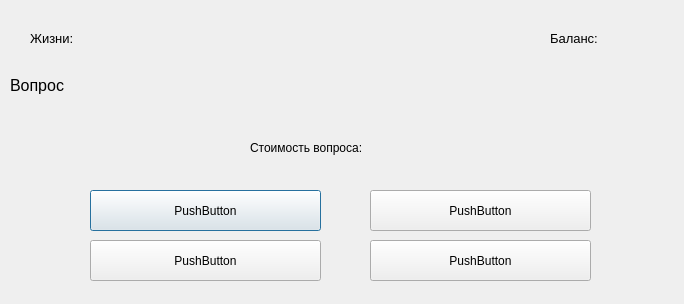
Before: the Qt Designer form ui_ui_files/questions_window_ui.ui in DelZeiT/How_to_become_a_millionaire, drawn with Qt 5.
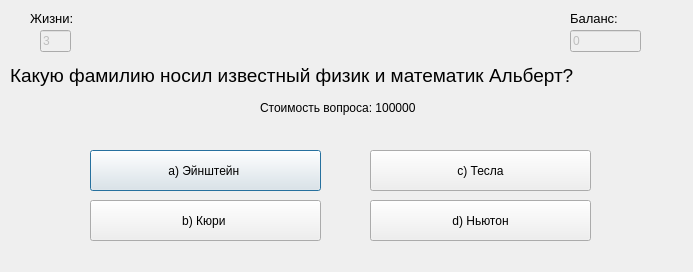
After: the same form once the commit is applied.

Commit message: Попытался добавить открывание окна после выбора ответа на первый вопрос.

Diff of the .ui file:
```diff
--- a/ui_ui_files/questions_window_ui.ui
+++ b/ui_ui_files/questions_window_ui.ui
@@ -6,8 +6,8 @@
    <rect>
     <x>0</x>
     <y>0</y>
-    <width>684</width>
-    <height>304</height>
+    <width>693</width>
+    <height>272</height>
    </rect>
   </property>
   <property name="windowTitle">
@@ -17,25 +17,25 @@
    <property name="geometry">
     <rect>
      <x>10</x>
-     <y>60</y>
-     <width>651</width>
+     <y>50</y>
+     <width>681</width>
      <height>51</height>
     </rect>
    </property>
    <property name="font">
     <font>
-     <pointsize>12</pointsize>
+     <pointsize>14</pointsize>
     </font>
    </property>
    <property name="text">
-    <string>Вопрос</string>
+    <string>Какую фамилию носил известный физик и математик Альберт? </string>
    </property>
   </widget>
   <widget class="QLabel" name="label_2">
    <property name="geometry">
     <rect>
      <x>30</x>
-     <y>30</y>
+     <y>10</y>
      <width>61</width>
      <height>16</height>
     </rect>
@@ -52,8 +52,8 @@
   <widget class="QLabel" name="label_3">
    <property name="geometry">
     <rect>
-     <x>550</x>
-     <y>30</y>
+     <x>570</x>
+     <y>10</y>
      <width>71</width>
      <height>16</height>
     </rect>
@@ -71,65 +71,97 @@
    <property name="geometry">
     <rect>
      <x>90</x>
-     <y>190</y>
+     <y>150</y>
      <width>231</width>
      <height>41</height>
     </rect>
    </property>
    <property name="text">
-    <string>PushButton</string>
+    <string>a) Эйнштейн </string>
    </property>
   </widget>
   <widget class="QPushButton" name="pushButton_2">
    <property name="geometry">
     <rect>
      <x>90</x>
-     <y>240</y>
+     <y>200</y>
      <width>231</width>
      <height>41</height>
     </rect>
    </property>
    <property name="text">
-    <string>PushButton</string>
+    <string>b) Кюри </string>
    </property>
   </widget>
   <widget class="QPushButton" name="pushButton_3">
    <property name="geometry">
     <rect>
      <x>370</x>
-     <y>240</y>
+     <y>200</y>
      <width>221</width>
      <height>41</height>
     </rect>
    </property>
    <property name="text">
-    <string>PushButton</string>
+    <string>d) Ньютон</string>
    </property>
   </widget>
   <widget class="QPushButton" name="pushButton_4">
    <property name="geometry">
     <rect>
      <x>370</x>
-     <y>190</y>
+     <y>150</y>
      <width>221</width>
      <height>41</height>
     </rect>
    </property>
    <property name="text">
-    <string>PushButton</string>
+    <string> c) Тесла </string>
    </property>
   </widget>
   <widget class="QLabel" name="label_4">
    <property name="geometry">
     <rect>
-     <x>250</x>
-     <y>140</y>
+     <x>260</x>
+     <y>100</y>
      <width>171</width>
      <height>16</height>
     </rect>
    </property>
    <property name="text">
-    <string>Стоимость вопроса: </string>
+    <string>Стоимость вопроса: 100000</string>
+   </property>
+  </widget>
+  <widget class="QLineEdit" name="lineEdit">
+   <property name="enabled">
+    <bool>false</bool>
+   </property>
+   <property name="geometry">
+    <rect>
+     <x>40</x>
+     <y>30</y>
+     <width>31</width>
+     <height>22</height>
+    </rect>
+   </property>
+   <property name="text">
+    <string>3</string>
+   </property>
+  </widget>
+  <widget class="QLineEdit" name="lineEdit_2">
+   <property name="enabled">
+    <bool>false</bool>
+   </property>
+   <property name="geometry">
+    <rect>
+     <x>570</x>
+     <y>30</y>
+     <width>71</width>
+     <height>22</height>
+    </rect>
+   </property>
+   <property name="text">
+    <string>0</string>
    </property>
   </widget>
  </widget>
```
Left out of the diff: 2 changed lines with no effect on the pictures. The commit also changes 3 other files.
